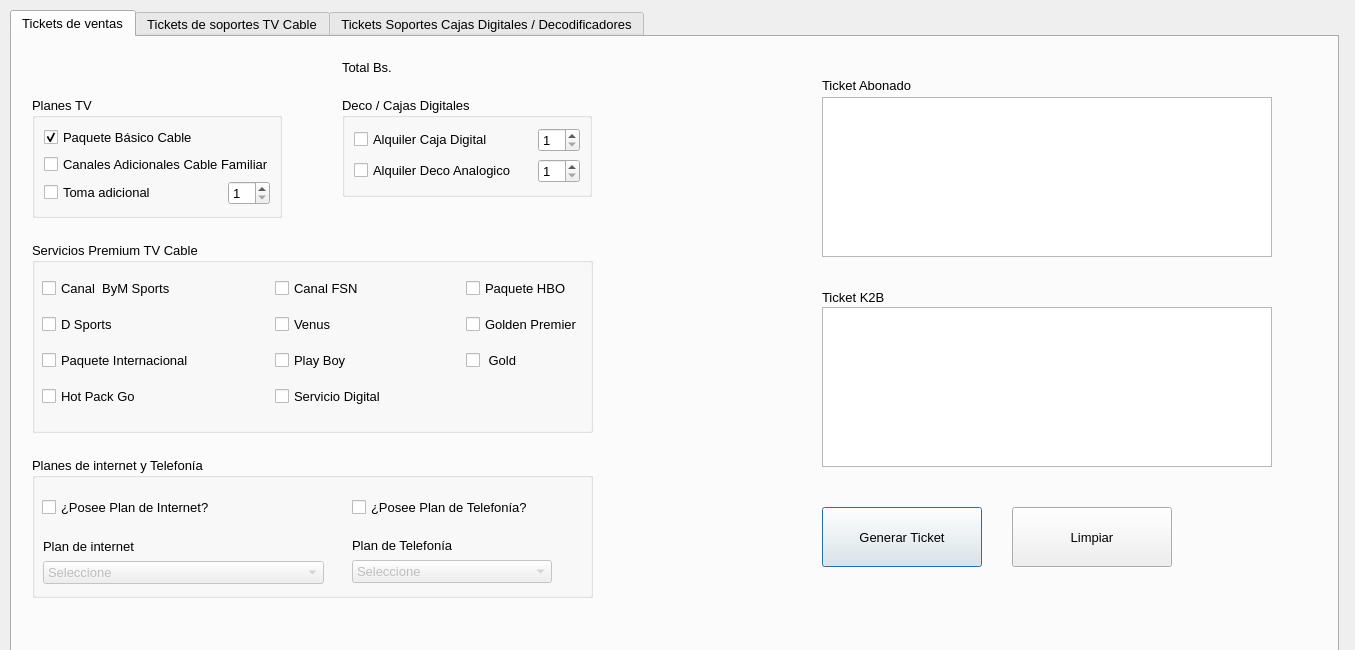
The window that modules/Hfc/hfc_tv.ui (ceeck65/assistent-inter-app) describes before a commit, drawn with Qt 5.
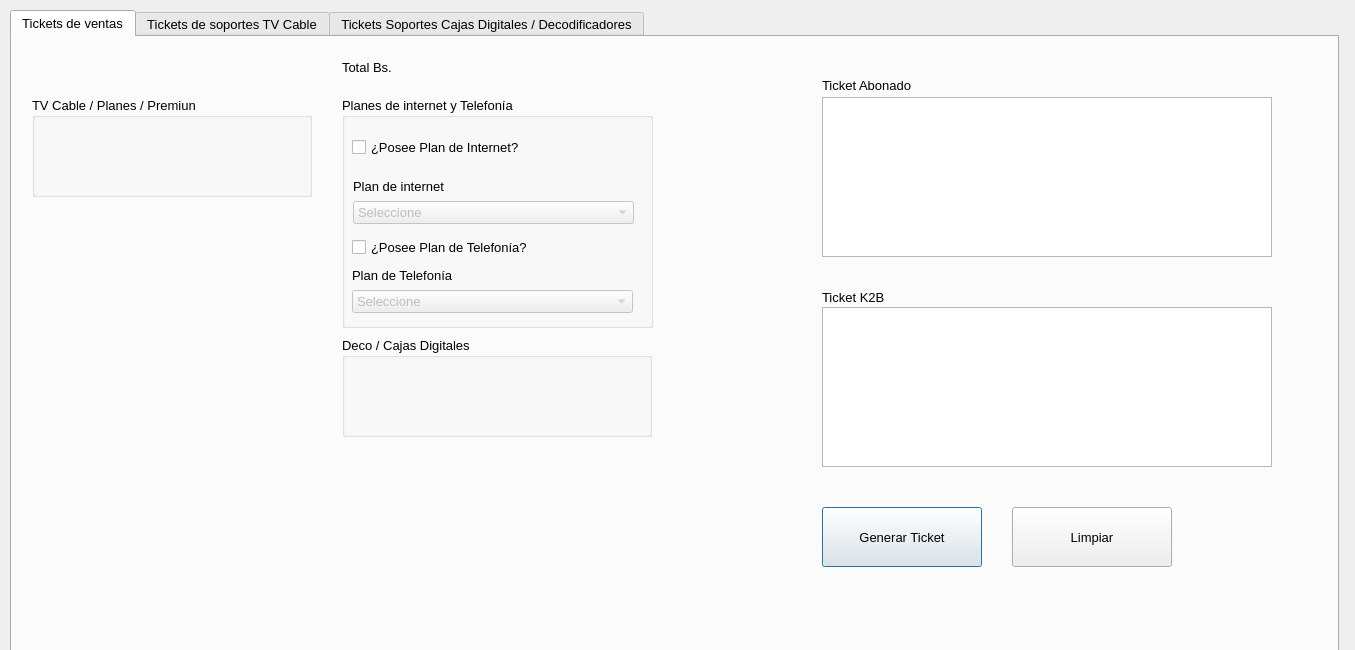
The same window after the commit. The open tabs and pages were chosen to show the change. Icons and pictures are not drawn.

Diff of the .ui file:
```diff
--- a/modules/Hfc/hfc_tv.ui
+++ b/modules/Hfc/hfc_tv.ui
@@ -55,240 +55,25 @@
       <rect>
        <x>20</x>
        <y>60</y>
-       <width>250</width>
-       <height>121</height>
+       <width>280</width>
+       <height>100</height>
       </rect>
      </property>
      <property name="font">
       <font>
-       <family>Arial</family>
        <pointsize>10</pointsize>
-       <weight>50</weight>
-       <italic>false</italic>
-       <bold>false</bold>
       </font>
      </property>
-     <property name="acceptDrops">
-      <bool>true</bool>
-     </property>
-     <property name="layoutDirection">
-      <enum>Qt::LeftToRight</enum>
-     </property>
-     <property name="styleSheet">
-      <string notr="true">font: 10pt &quot;Arial&quot;;</string>
-     </property>
      <property name="title">
-      <string>Planes TV</string>
+      <string>TV Cable / Planes / Premiun</string>
      </property>
-     <property name="alignment">
-      <set>Qt::AlignLeading|Qt::AlignLeft|Qt::AlignTop</set>
-     </property>
-     <property name="flat">
-      <bool>false</bool>
-     </property>
-     <layout class="QGridLayout" name="gridLayout_3">
-      <item row="0" column="0">
-       <layout class="QVBoxLayout" name="verticalLayout">
-        <item>
-         <widget class="QCheckBox" name="hfc_tv_basic">
-          <property name="font">
-           <font>
-            <family>Arial</family>
-            <pointsize>10</pointsize>
-            <weight>50</weight>
-            <italic>false</italic>
-            <bold>false</bold>
-           </font>
-          </property>
-          <property name="text">
-           <string>Paquete Básico Cable</string>
-          </property>
-          <property name="checked">
-           <bool>true</bool>
-          </property>
-         </widget>
-        </item>
-        <item>
-         <widget class="QCheckBox" name="hfc_tv_family">
-          <property name="text">
-           <string>Canales Adicionales Cable Familiar</string>
-          </property>
-         </widget>
-        </item>
-        <item>
-         <layout class="QHBoxLayout" name="horizontalLayout_4">
-          <item>
-           <widget class="QCheckBox" name="hfc_tv_aditional_cable">
-            <property name="text">
-             <string>Toma adicional</string>
-            </property>
-           </widget>
-          </item>
-          <item>
-           <spacer name="horizontalSpacer_7">
-            <property name="orientation">
-             <enum>Qt::Horizontal</enum>
-            </property>
-            <property name="sizeHint" stdset="0">
-             <size>
-              <width>40</width>
-              <height>20</height>
-             </size>
-            </property>
-           </spacer>
-          </item>
-          <item>
-           <widget class="QSpinBox" name="hfc_tv_aditional_cable_qty">
-            <property name="minimum">
-             <number>1</number>
-            </property>
-           </widget>
-          </item>
-         </layout>
-        </item>
-       </layout>
-      </item>
-     </layout>
     </widget>
-    <widget class="QGroupBox" name="groupBox_3">
-     <property name="geometry">
-      <rect>
-       <x>20</x>
-       <y>205</y>
-       <width>561</width>
-       <height>191</height>
-      </rect>
-     </property>
-     <property name="font">
-      <font>
-       <pointsize>10</pointsize>
-      </font>
-     </property>
-     <property name="title">
-      <string>Servicios Premium TV Cable</string>
-     </property>
-     <widget class="QWidget" name="layoutWidget">
-      <property name="geometry">
-       <rect>
-        <x>10</x>
-        <y>27</y>
-        <width>541</width>
-        <height>151</height>
-       </rect>
-      </property>
-      <layout class="QGridLayout" name="gridLayout">
-       <item row="0" column="5">
-        <widget class="QCheckBox" name="hfc_tv_hbo">
-         <property name="text">
-          <string>Paquete HBO</string>
-         </property>
-        </widget>
-       </item>
-       <item row="1" column="2" colspan="2">
-        <widget class="QCheckBox" name="hfc_tv_venus">
-         <property name="text">
-          <string>Venus</string>
-         </property>
-        </widget>
-       </item>
-       <item row="0" column="0">
-        <widget class="QCheckBox" name="hfc_tv_bym">
-         <property name="text">
-          <string>Canal  ByM Sports</string>
-         </property>
-        </widget>
-       </item>
-       <item row="2" column="5">
-        <widget class="QCheckBox" name="hfc_tv_gold">
-         <property name="text">
-          <string> Gold</string>
-         </property>
-        </widget>
-       </item>
-       <item row="3" column="2" colspan="2">
-        <widget class="QCheckBox" name="hfc_tv_digital">
-         <property name="text">
-          <string>Servicio Digital</string>
-         </property>
-        </widget>
-       </item>
-       <item row="1" column="5">
-        <widget class="QCheckBox" name="hfc_tv_golden">
-         <property name="text">
-          <string>Golden Premier</string>
-         </property>
-        </widget>
-       </item>
-       <item row="1" column="0">
-        <widget class="QCheckBox" name="hfc_tv_dsports">
-         <property name="text">
-          <string>D Sports</string>
-         </property>
-        </widget>
-       </item>
-       <item row="3" column="0">
-        <widget class="QCheckBox" name="hfc_tv_hot_pack">
-         <property name="text">
-          <string>Hot Pack Go</string>
-         </property>
-        </widget>
-       </item>
-       <item row="0" column="2" colspan="2">
-        <widget class="QCheckBox" name="hfc_tv_fsn">
-         <property name="text">
-          <string>Canal FSN</string>
-         </property>
-        </widget>
-       </item>
-       <item row="0" column="1">
-        <spacer name="horizontalSpacer_6">
-         <property name="orientation">
-          <enum>Qt::Horizontal</enum>
-         </property>
-         <property name="sizeHint" stdset="0">
-          <size>
-           <width>40</width>
-           <height>20</height>
-          </size>
-         </property>
-        </spacer>
-       </item>
-       <item row="0" column="4">
-        <spacer name="horizontalSpacer_9">
-         <property name="orientation">
-          <enum>Qt::Horizontal</enum>
-         </property>
-         <property name="sizeHint" stdset="0">
-          <size>
-           <width>40</width>
-           <height>20</height>
-          </size>
-         </property>
-        </spacer>
-       </item>
-       <item row="2" column="0">
-        <widget class="QCheckBox" name="hfc_tv_international">
-         <property name="text">
-          <string>Paquete Internacional</string>
-         </property>
-        </widget>
-       </item>
-       <item row="2" column="2" colspan="2">
-        <widget class="QCheckBox" name="hfc_tv_playboy">
-         <property name="text">
-          <string>Play Boy  </string>
-         </property>
-        </widget>
-       </item>
-      </layout>
-     </widget>
-    </widget>
-    <widget class="QGroupBox" name="groupBox_2">
+    <widget class="QGroupBox" name="groupBoxAditionalTVHfc">
      <property name="geometry">
       <rect>
        <x>330</x>
-       <y>60</y>
-       <width>250</width>
+       <y>300</y>
+       <width>310</width>
        <height>100</height>
       </rect>
      </property>
@@ -300,77 +85,6 @@
      <property name="title">
       <string>Deco / Cajas Digitales</string>
      </property>
-     <layout class="QGridLayout" name="gridLayout_5">
-      <item row="0" column="0">
-       <layout class="QVBoxLayout" name="verticalLayout_3">
-        <item>
-         <layout class="QHBoxLayout" name="horizontalLayout_5">
-          <item>
-           <widget class="QCheckBox" name="hfc_tv_deco_digital">
-            <property name="text">
-             <string>Alquiler Caja Digital</string>
-            </property>
-           </widget>
-          </item>
-          <item>
-           <spacer name="horizontalSpacer_3">
-            <property name="orientation">
-             <enum>Qt::Horizontal</enum>
-            </property>
-            <property name="sizeHint" stdset="0">
-             <size>
-              <width>40</width>
-              <height>20</height>
-             </size>
-            </property>
-           </spacer>
-          </item>
-          <item>
-           <widget class="QSpinBox" name="hfc_tv_deco_digital_qyt">
-            <property name="minimum">
-             <number>1</number>
-            </property>
-            <property name="value">
-             <number>1</number>
-            </property>
-           </widget>
-          </item>
-         </layout>
-        </item>
-       </layout>
-      </item>
-      <item row="1" column="0">
-       <layout class="QHBoxLayout" name="horizontalLayout_6">
-        <item>
-         <widget class="QCheckBox" name="hfc_tv_deco_analogy">
-          <property name="text">
-           <string>Alquiler Deco Analogico</string>
-          </property>
-         </widget>
-        </item>
-        <item>
-         <spacer name="horizontalSpacer_8">
-          <property name="orientation">
-           <enum>Qt::Horizontal</enum>
-          </property>
-          <property name="sizeHint" stdset="0">
-           <size>
-            <width>40</width>
-            <height>20</height>
-           </size>
-          </property>
-         </spacer>
-        </item>
-        <item>
-         <widget class="QSpinBox" name="hfc_tv_deco_analogy_qty">
-          <property name="minimum">
-           <number>1</number>
-          </property>
-         </widget>
-        </item>
-       </layout>
-      </item>
-     </layout>
     </widget>
     <widget class="QLabel" name="lbl_total_dth">
      <property name="geometry">
@@ -463,10 +177,10 @@
     <widget class="QGroupBox" name="groupBox_8">
      <property name="geometry">
       <rect>
-       <x>20</x>
-       <y>420</y>
-       <width>561</width>
-       <height>141</height>
+       <x>330</x>
+       <y>60</y>
+       <width>311</width>
+       <height>231</height>
       </rect>
      </property>
      <property name="title">
@@ -475,9 +189,9 @@
      <widget class="QWidget" name="layoutWidget">
       <property name="geometry">
        <rect>
-        <x>320</x>
-        <y>80</y>
-        <width>221</width>
+        <x>10</x>
+        <y>170</y>
+        <width>281</width>
         <height>46</height>
        </rect>
       </property>
@@ -496,7 +210,7 @@
          </property>
          <property name="maximumSize">
           <size>
-           <width>200</width>
+           <width>300</width>
            <height>500</height>
           </size>
          </property>
@@ -525,8 +239,8 @@
      <widget class="QCheckBox" name="checkBox_2">
       <property name="geometry">
        <rect>
-        <x>320</x>
-        <y>40</y>
+        <x>10</x>
+        <y>140</y>
         <width>211</width>
         <height>21</height>
        </rect>
```
Left out of the diff: 4 changed lines with no effect on the pictures.
